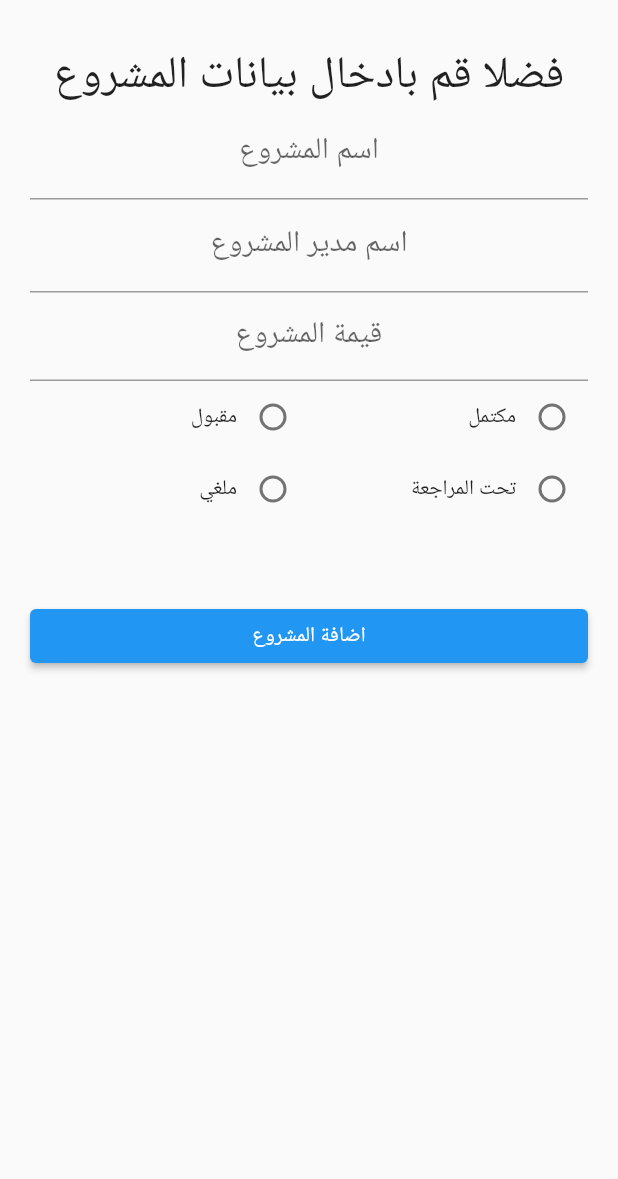
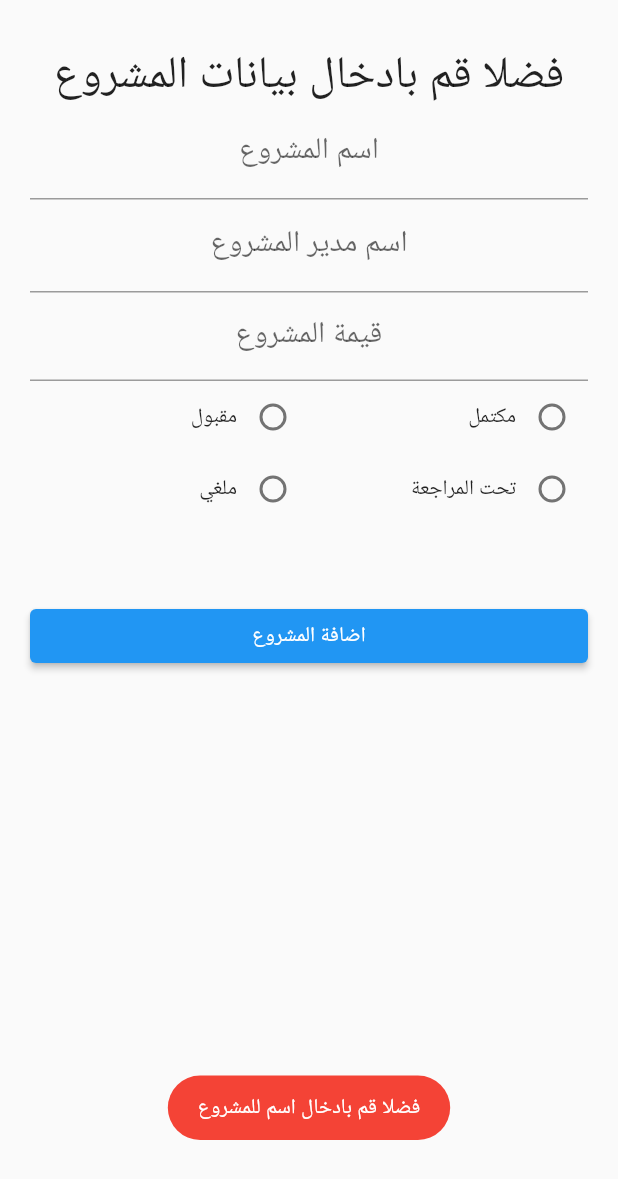
Before and after one commit to Azzam-dev/forms_and_lists, a Flutter app: the screen it shows after launch, after a tap on "اضافة المشروع", on a phone screen of 412 x 824 dp. Shown: the top 1179 px of the screen. Run offline on Flutter 3.47's test engine with Material 2 defaults, Android fonts, the phone set to English and light mode, and no system bars; our stand-ins replace fluttertoast.

```diff
--- a/lib/pages/PageOne.dart
+++ b/lib/pages/PageOne.dart
@@ -1,10 +1,18 @@
 import 'package:flutter/material.dart';
+import 'package:fluttertoast/fluttertoast.dart';
 
 enum ProjectStatus {
   cancelled,
   review,
   approve,
   completed,
+}
+
+class Project {
+  String name = "";
+  String manager = "";
+  int cost = 0;
+  ProjectStatus? status;
 }
 
 class PageOne extends StatefulWidget {
@@ -17,11 +25,41 @@ class PageOne extends StatefulWidget {
 }
 
 class _PageOneState extends State<PageOne> {
-  String projectName = "";
+  Project project = Project();
+  List<Project> projects = [];
 
-  String projectManager = "";
-
-  ProjectStatus? projectStatus;
+  checkAllData() {
+    if (project.name.isEmpty) {
+      Fluttertoast.showToast(
+          msg: "فضلا قم بادخال اسم للمشروع",
+          textColor: Colors.white,
+          backgroundColor: Colors.red);
+    } else if (project.manager.isEmpty) {
+      Fluttertoast.showToast(
+          msg: "فضلا قم بتحديد اسم مدير المشروع",
+          textColor: Colors.white,
+          backgroundColor: Colors.red);
+    } else if (project.cost == 0) {
+      Fluttertoast.showToast(
+          msg: "فضلا قم بتحديد قيمة المشروع",
+          textColor: Colors.white,
+          backgroundColor: Colors.red);
+    } else if (project.status == null) {
+      Fluttertoast.showToast(
+          msg: "فضلا قم بتحديد حالة المشروع",
+          textColor: Colors.white,
+          backgroundColor: Colors.red);
+    } else {
+      Fluttertoast.showToast(
+          msg: "تم اضافة المشروع بنجاح",
+          textColor: Colors.white,
+          backgroundColor: Colors.green);
+      projects.add(project);
+      setState(() {
+        project = Project();
+      });
+    }
+  }
 
   @override
   Widget build(BuildContext context) {
@@ -43,6 +81,9 @@ class _PageOneState extends State<PageOne> {
               ),
               Container(
                 child: TextField(
+                  onChanged: (value) {
+                    project.name = value;
+                  },
                   textAlign: TextAlign.right,
                   decoration: InputDecoration(
                       label: Center(
@@ -56,6 +97,9 @@ class _PageOneState extends State<PageOne> {
               ),
               Container(
                 child: TextField(
+                  onChanged: (value) {
+                    project.manager = value;
+                  },
                   textAlign: TextAlign.right,
                   decoration: InputDecoration(
                       label: Center(
@@ -69,6 +113,10 @@ class _PageOneState extends State<PageOne> {
               ),
               Container(
                 child: TextField(
+                  onChanged: (value) {
+                    project.cost =
+                        int.tryParse(value) == null ? 0 : int.parse(value);
+                  },
                   keyboardType: TextInputType.numberWithOptions(),
                   textAlign: TextAlign.right,
                   decoration: InputDecoration(
@@ -95,8 +143,12 @@ class _PageOneState extends State<PageOne> {
                             )),
                             Radio(
                               value: ProjectStatus.approve,
-                              groupValue: projectStatus,
-                              onChanged: (value) {},
+                              groupValue: project.status,
+                              onChanged: (value) {
+                                setState(() {
+                                  project.status = value;
+                                });
+                              },
                             ),
                           ],
                         ),
@@ -109,8 +161,12 @@ class _PageOneState extends State<PageOne> {
                             )),
                             Radio(
                               value: ProjectStatus.cancelled,
-                              groupValue: projectStatus,
-                              onChanged: (value) {},
+                              groupValue: project.status,
+                              onChanged: (value) {
+                                setState(() {
+                                  project.status = value;
+                                });
+                              },
                             ),
                           ],
                         )
@@ -129,8 +185,12 @@ class _PageOneState extends State<PageOne> {
                             )),
                             Radio(
                               value: ProjectStatus.completed,
-                              groupValue: projectStatus,
-                              onChanged: (value) {},
+                              groupValue: project.status,
+                              onChanged: (value) {
+                                setState(() {
+                                  project.status = value;
+                                });
+                              },
                             ),
                           ],
                         ),
@@ -144,8 +204,12 @@ class _PageOneState extends State<PageOne> {
                             ),
                             Radio(
                               value: ProjectStatus.review,
-                              groupValue: projectStatus,
-                              onChanged: (value) {},
+                              groupValue: project.status,
+                              onChanged: (value) {
+                                setState(() {
+                                  project.status = value;
+                                });
+                              },
                             ),
                           ],
                         )
@@ -157,7 +221,8 @@ class _PageOneState extends State<PageOne> {
               SizedBox(
                 height: 50,
               ),
-              ElevatedButton(onPressed: () {}, child: Text("اضافة المشروع"))
+              ElevatedButton(
+                  onPressed: checkAllData, child: Text("اضافة المشروع"))
             ],
           ),
         ),
--- a/pubspec.yaml
+++ b/pubspec.yaml
@@ -1,12 +1,13 @@
 name: form_and_lists
 description: A new Flutter project.
-publish_to: 'none'
+publish_to: "none"
 version: 0.1.0
 
 environment:
-  sdk: '>=2.19.2 <3.0.0'
+  sdk: ">=2.19.2 <3.0.0"
 
 dependencies:
+  fluttertoast: ^8.2.1
   flutter:
     sdk: flutter
 
```
Also changed, not shown: pubspec.lock, 6 other files.
